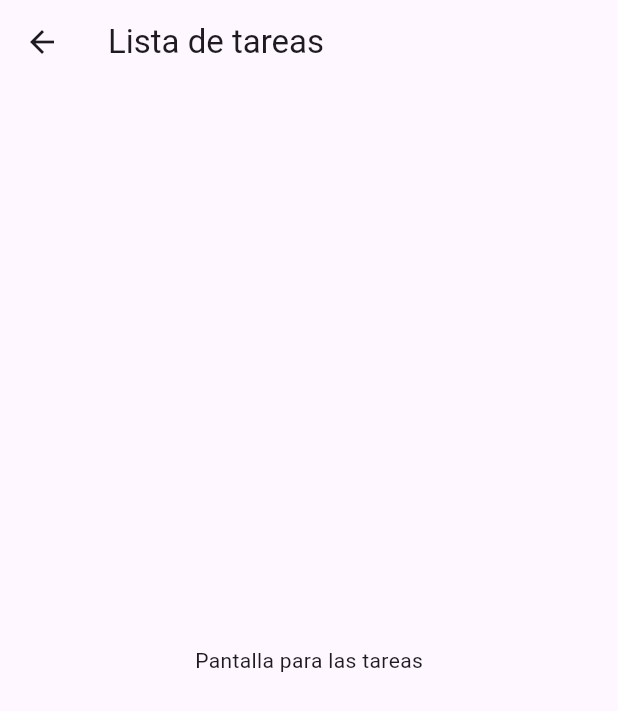
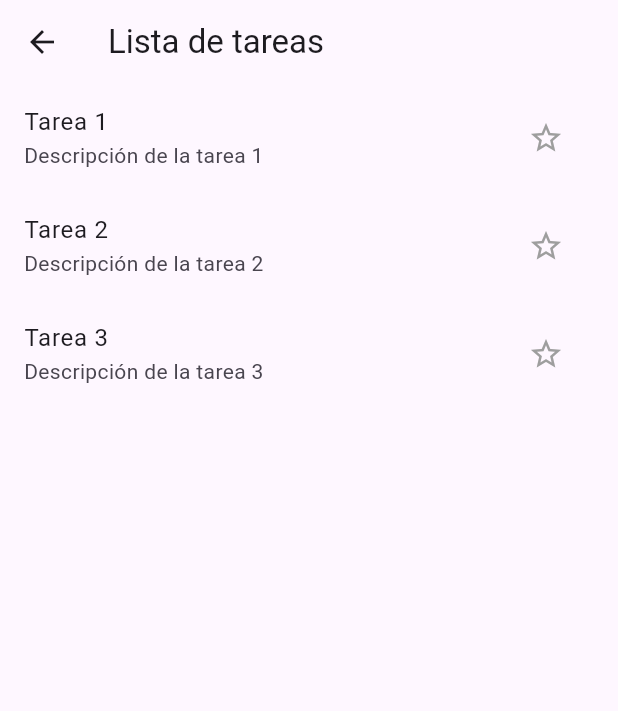
Before and after one commit to Progra-Movil-917/Laboratorio2_Equipo2, a Flutter app: the screen it shows after launch, after a tap on "Lista de tareas", on a phone screen of 412 x 824 dp. Shown: the top 711 px of the screen. Run offline on Flutter 3.47's test engine with Material 3 defaults, Android fonts, the phone set to English and light mode, and no system bars; our stand-ins replace flutter_screenutil; network calls fail.

Commit message:
Creacion de Tareas
Se realizo la lista de tareas con boton de favoritos

```diff
--- a/lib/main.dart
+++ b/lib/main.dart
@@ -21,11 +21,11 @@ class MainApp extends StatelessWidget {
       ),
       initialRoute: '/home',
       routes: {
-        '/home': (context) => HomeScreen(),
-        '/noticias': (context) => NoticiasScreen(),
-        '/monedas': (context) => MonedaScreen(),
-        '/tareas': (context) => TareasScreen(),
-        '/podcast': (context) => PodcastScreen(),
+        '/home': (context) => const HomeScreen(),
+        '/noticias': (context) => const NoticiasScreen(),
+        '/monedas': (context) => const MonedaScreen(),
+        '/tareas': (context) => const TareasScreen(),
+        '/podcast': (context) => const PodcastScreen(),
       },
     );
   }
--- a/lib/screens/home.dart
+++ b/lib/screens/home.dart
@@ -17,29 +17,29 @@ class HomeScreen extends StatelessWidget {
       body: ListView(
         children: [
           ListTile(
-            leading: Icon(Icons.newspaper),
-            title: Text('Noticias'),
+            leading: const Icon(Icons.newspaper),
+            title: const Text('Noticias'),
             onTap: () {
               Navigator.pushNamed(context, '/noticias');
             },
           ),
           ListTile(
-            leading: Icon(Icons.currency_exchange),
-            title: Text('Cambio de Monedas'),
+            leading: const Icon(Icons.currency_exchange),
+            title: const Text('Cambio de Monedas'),
             onTap: () {
               Navigator.pushNamed(context, '/monedas');
             },
           ),
           ListTile(
-            leading: Icon(Icons.list),
-            title: Text('Lista de tareas'),
+            leading: const Icon(Icons.list),
+            title: const Text('Lista de tareas'),
             onTap: () {
               Navigator.pushNamed(context, '/tareas');
             },
           ),
           ListTile(
-            leading: Icon(Icons.podcasts),
-            title: Text('Podcast'),
+            leading: const Icon(Icons.podcasts),
+            title: const Text('Podcast'),
             onTap: () {
               Navigator.pushNamed(context, '/podcast');
             },
--- a/lib/screens/podcast.dart
+++ b/lib/screens/podcast.dart
@@ -2,7 +2,7 @@ import 'package:flutter/material.dart';
 import 'package:flutter_screenutil/flutter_screenutil.dart';
 
 class PodcastScreen extends StatelessWidget {
-  const PodcastScreen({Key? key}) : super(key: key);
+  const PodcastScreen({super.key});
 
   @override
   Widget build(BuildContext context) {
--- a/lib/screens/tareas.dart
+++ b/lib/screens/tareas.dart
@@ -1,7 +1,30 @@
 import 'package:flutter/material.dart';
 
-class TareasScreen extends StatelessWidget {
-  const TareasScreen({super.key});
+class Tarea {
+  final String titulo;
+  final String descripcion;
+  bool favorito;
+
+  Tarea({
+    required this.titulo,
+    required this.descripcion,
+    this.favorito = false,
+  });
+}
+
+class TareasScreen extends StatefulWidget {
+  const TareasScreen({Key? key}) : super(key: key);
+
+  @override
+  _TareasScreenState createState() => _TareasScreenState();
+}
+
+class _TareasScreenState extends State<TareasScreen> {
+  List<Tarea> tareas = [
+    Tarea(titulo: 'Tarea 1', descripcion: 'Descripción de la tarea 1'),
+    Tarea(titulo: 'Tarea 2', descripcion: 'Descripción de la tarea 2'),
+    Tarea(titulo: 'Tarea 3', descripcion: 'Descripción de la tarea 3'),
+  ];
 
   @override
   Widget build(BuildContext context) {
@@ -9,9 +32,32 @@ class TareasScreen extends StatelessWidget {
       appBar: AppBar(
         title: const Text('Lista de tareas'),
       ),
-      body: const Center(
-        child: Text('Pantalla para las tareas'),
+      body: ListView.builder(
+        itemCount: tareas.length,
+        itemBuilder: (context, index) {
+          return ListTile(
+            title: Text(tareas[index].titulo),
+            subtitle: Text(tareas[index].descripcion),
+            trailing: IconButton(
+              icon: Icon(
+                tareas[index].favorito ? Icons.star : Icons.star_border,
+                color: tareas[index].favorito ? Colors.yellow : Colors.grey,
+              ),
+              onPressed: () {
+                setState(() {
+                  tareas[index].favorito = !tareas[index].favorito;
+                });
+              },
+            ),
+          );
+        },
       ),
     );
   }
 }
+
+void main() {
+  runApp(MaterialApp(
+    home: TareasScreen(),
+  ));
+}
```
Also changed, not shown: lib/screens/moneda.dart (+4 -4 lines), lib/screens/noticias.dart (+11 -9 lines).
